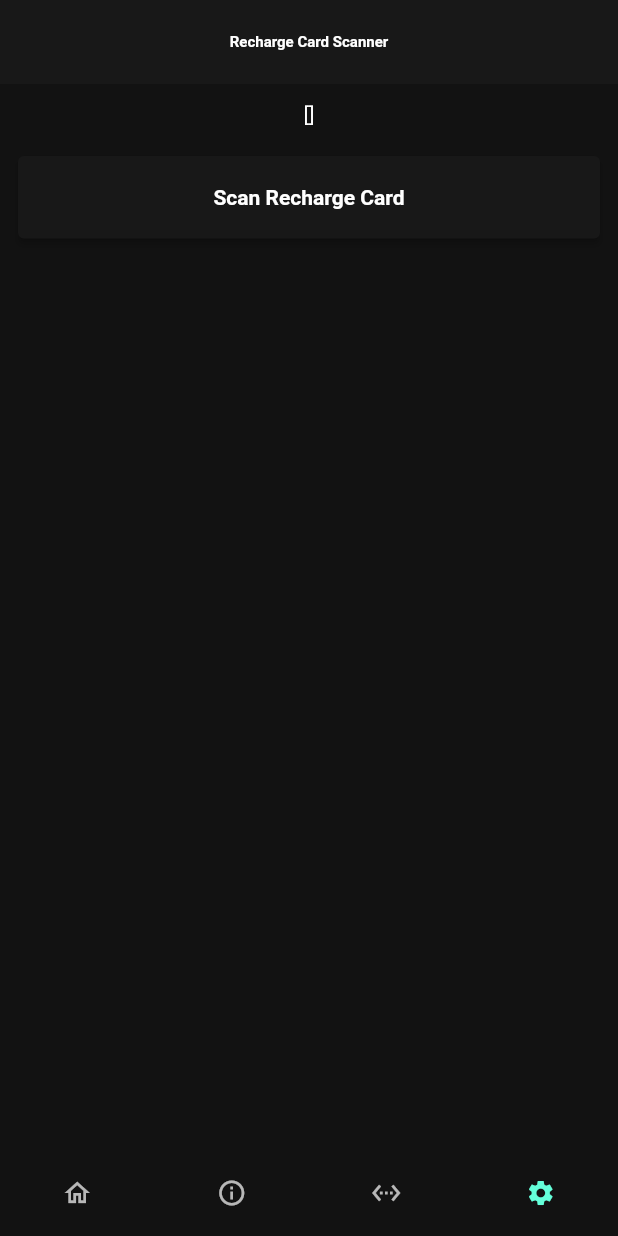
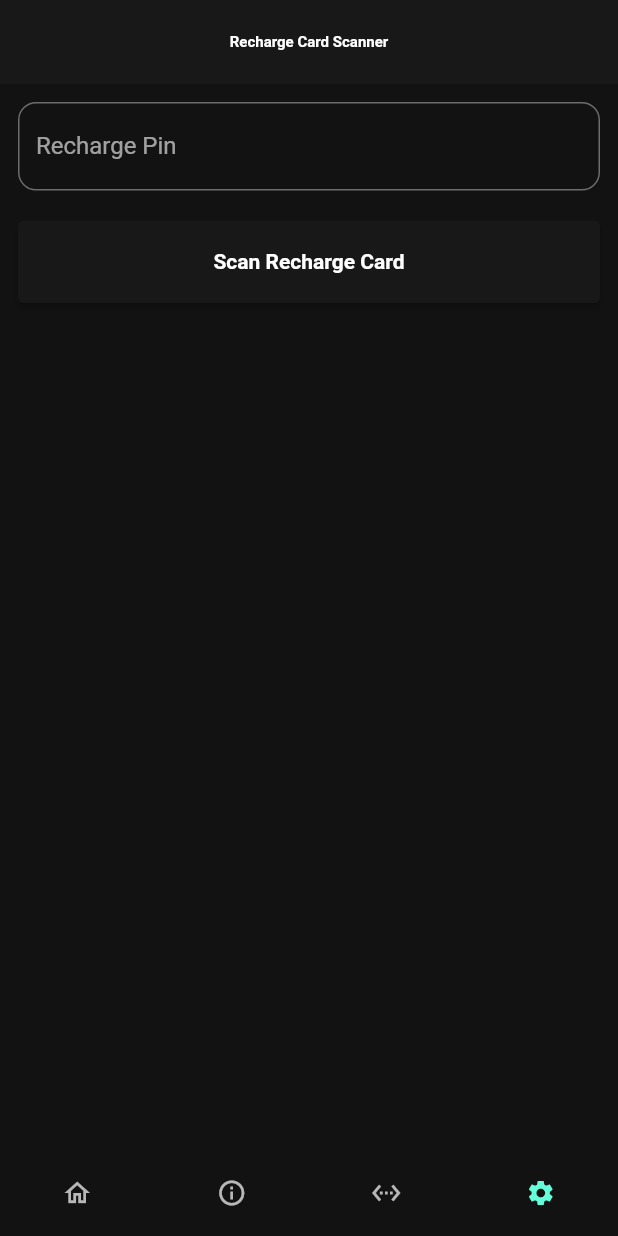
Before and after one commit to pranavo72bex/ntc_easy, a Flutter app: the screen it shows after launch, item 4 of the bottom bar chosen, after a tap on "Scan Recharge Card", on a phone screen of 412 x 824 dp. Run offline on Flutter 3.47's test engine with Material 2 defaults, Android fonts, the phone set to English and light mode, and no system bars; our stand-ins replace get; missing offline and left inert: flutter_mobile_vision_2, flutter_phone_direct_caller, flutter_sms.

Commit message:
scanner text

```diff
--- a/lib/app/modules/scanner/controllers/scanner_controller.dart
+++ b/lib/app/modules/scanner/controllers/scanner_controller.dart
@@ -1,16 +1,45 @@
+import 'package:flutter/material.dart';
 import 'package:flutter_mobile_vision_2/flutter_mobile_vision_2.dart';
+import 'package:get/get.dart';
 import 'package:get/state_manager.dart';
 
 class ScannerController extends GetxController {
-  bool isscanning = false;
-  List<OcrText> texts = [];
+  final GlobalKey<FormState> formKey = GlobalKey<FormState>();
+  late TextEditingController phoneController;
+
   @override
   void onInit() {
+    super.onInit();
+    phoneController = TextEditingController();
+
     FlutterMobileVision.start().then((x) {
       isscanning = true;
     });
-    super.onInit();
   }
+
+  @override
+  void onClose() {
+    phoneController.dispose();
+  }
+
+  String? validatephone(String value) {
+    if (!GetUtils.isPhoneNumber(value)) {
+      return "Provide valid Email";
+    }
+    return null;
+  }
+
+  void checkvalidation() {
+    final isvaild = formKey.currentState!.validate();
+    if (!isvaild) {
+      return null;
+    }
+    formKey.currentState!.save();
+  }
+
+  //scanning logic
+  bool isscanning = false;
+  List<OcrText> texts = [];
 
   startScanner() async {
     try {
--- a/lib/app/modules/scanner/views/scanner_view.dart
+++ b/lib/app/modules/scanner/views/scanner_view.dart
@@ -1,9 +1,12 @@
 import 'package:flutter/material.dart';
+import 'package:flutter_phone_direct_caller/flutter_phone_direct_caller.dart';
 
 import 'package:get/state_manager.dart';
 import 'package:ntcservicecode/app/modules/scanner/controllers/scanner_controller.dart';
 
+// ignore: must_be_immutable
 class ScannerView extends GetView<ScannerController> {
+  TextEditingController scantextController = TextEditingController();
   @override
   Widget build(BuildContext context) {
     return Scaffold(
@@ -15,9 +18,23 @@ class ScannerView extends GetView<ScannerController> {
         padding: const EdgeInsets.all(12.0),
         child: SingleChildScrollView(
           child: Column(
-            mainAxisAlignment: MainAxisAlignment.end,
             children: [
-              Text(controller.texts.toString()),
+              TextFormField(
+                keyboardType: TextInputType.number,
+                controller: scantextController,
+                decoration: InputDecoration(
+                  labelText: "Recharge Pin",
+                  border: OutlineInputBorder(
+                    borderRadius: BorderRadius.circular(12),
+                  ),
+                ),
+                onSaved: (rechargepin) {
+                  scantextController.text = rechargepin!;
+                },
+                validator: (value) {
+                  return controller.validatephone(value!);
+                },
+              ),
               SizedBox(
                 height: 20,
               ),
@@ -26,8 +43,11 @@ class ScannerView extends GetView<ScannerController> {
                 width: double.infinity,
                 child: ElevatedButton(
                   child: Text("Scan Recharge Card"),
-                  onPressed: () {
+                  onPressed: () async {
                     controller.startScanner();
+                    await FlutterPhoneDirectCaller.callNumber(
+                      "*1415#${scantextController.text}#",
+                    );
                   },
                 ),
               ),
```
